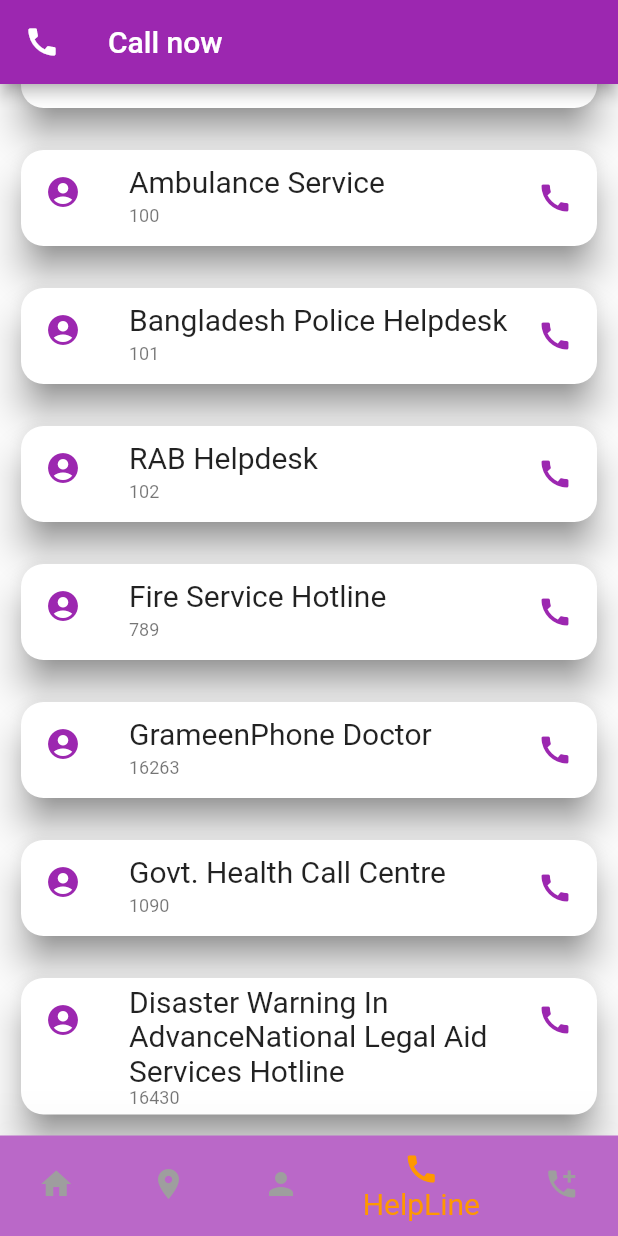
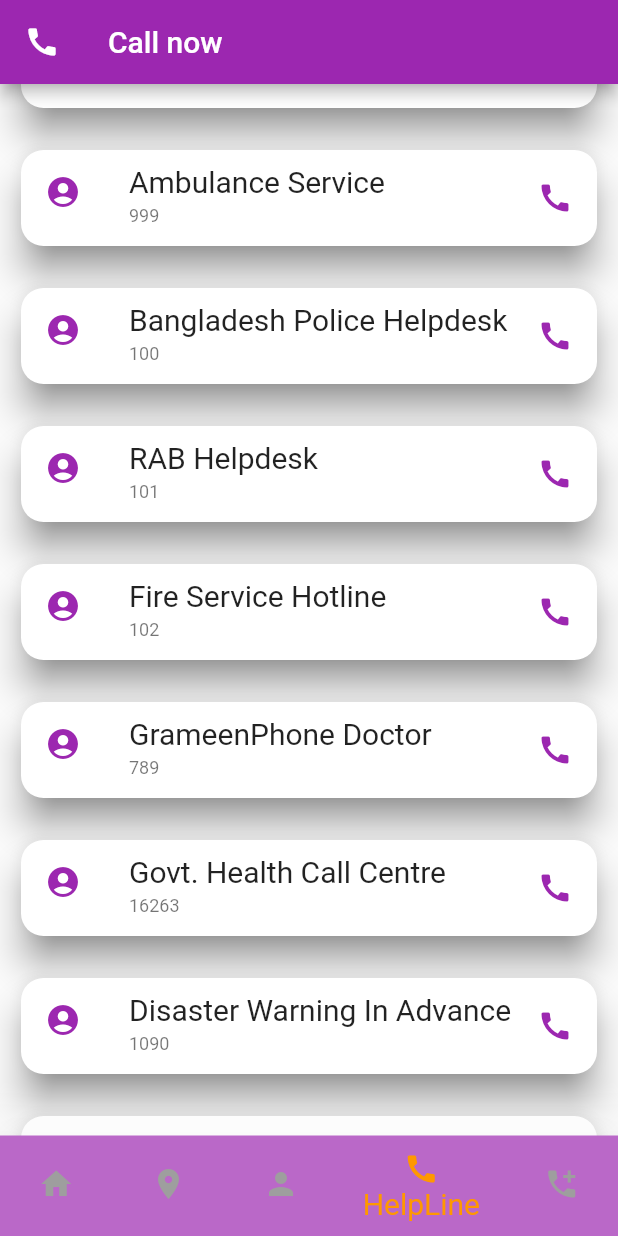
Before and after one commit to Sahim98/flutter-application, a Flutter app: the screen it shows after launch, item 4 of the bottom bar chosen, scrolled down 246 dp, on a phone screen of 412 x 824 dp. Run offline on Flutter 3.47's test engine with Material 2 defaults, Android fonts, the phone set to English and light mode, and no system bars; our stand-ins replace flutter_slider_drawer, liquid_swipe; missing offline and left inert: flutter_phone_direct_caller, flutter_sms.

Commit message:
helpline update

```diff
--- a/lib/Helpline.dart
+++ b/lib/Helpline.dart
@@ -6,7 +6,7 @@ import 'package:flutter/material.dart';
 import 'package:url_launcher/url_launcher.dart';
 
 List<String> recipients = [
-  '16121'
+  '16121',
   '999',
   '999',
   '999',
@@ -29,8 +29,8 @@ List name = [
   'Fire Service Hotline',
   'GrameenPhone Doctor',
   'Govt. Health Call Centre',
-  'Disaster Warning In Advance'
-  'National Legal Aid Services Hotline'
+  'Disaster Warning In Advance',
+  'National Legal Aid Services',
 ];
 
 class Helpline extends StatelessWidget {
```
